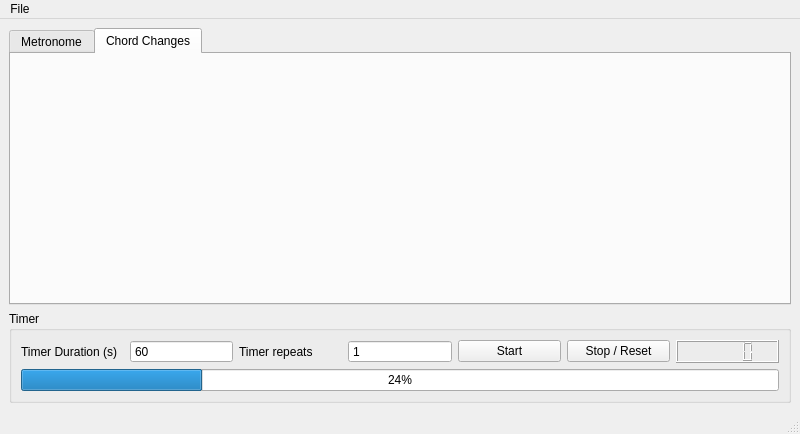
The window that guitartools/mainwindow.ui (ispielman/guitartools) describes before a commit, drawn with Qt 5.
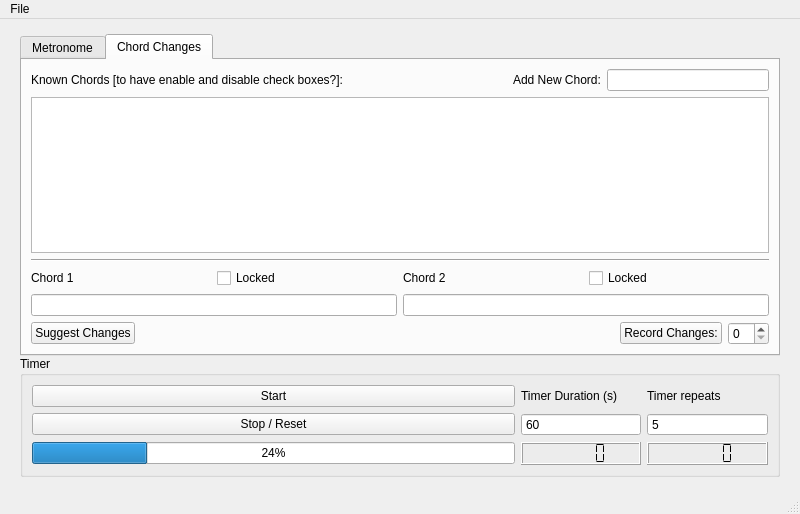
The same window after the commit. The open tabs and pages were chosen to show the change.

Patch:
```diff
--- a/guitartools/mainwindow.ui
+++ b/guitartools/mainwindow.ui
@@ -7,12 +7,15 @@
     <x>0</x>
     <y>0</y>
     <width>800</width>
-    <height>434</height>
+    <height>514</height>
    </rect>
   </property>
   <property name="windowTitle">
    <string>MainWindow</string>
   </property>
+  <property name="autoFillBackground">
+   <bool>false</bool>
+  </property>
   <widget class="QWidget" name="centralwidget">
    <property name="sizePolicy">
     <sizepolicy hsizetype="MinimumExpanding" vsizetype="Preferred">
@@ -20,7 +23,22 @@
      <verstretch>0</verstretch>
     </sizepolicy>
    </property>
-   <layout class="QVBoxLayout" name="verticalLayout_5">
+   <layout class="QVBoxLayout" name="verticalLayout_2">
+    <property name="spacing">
+     <number>0</number>
+    </property>
+    <property name="leftMargin">
+     <number>20</number>
+    </property>
+    <property name="topMargin">
+     <number>15</number>
+    </property>
+    <property name="rightMargin">
+     <number>20</number>
+    </property>
+    <property name="bottomMargin">
+     <number>15</number>
+    </property>
     <item>
      <widget class="QTabWidget" name="tabWidget">
       <property name="currentIndex">
@@ -115,6 +133,124 @@
        <attribute name="title">
         <string>Chord Changes</string>
        </attribute>
+       <layout class="QVBoxLayout" name="verticalLayout">
+        <item>
+         <layout class="QHBoxLayout" name="horizontalLayout_4">
+          <item>
+           <widget class="QLabel" name="label_7">
+            <property name="text">
+             <string>Known Chords [to have enable and disable check boxes?]:</string>
+            </property>
+           </widget>
+          </item>
+          <item>
+           <spacer name="horizontalSpacer">
+            <property name="orientation">
+             <enum>Qt::Horizontal</enum>
+            </property>
+            <property name="sizeHint" stdset="0">
+             <size>
+              <width>40</width>
+              <height>20</height>
+             </size>
+            </property>
+           </spacer>
+          </item>
+          <item>
+           <widget class="QLabel" name="label_8">
+            <property name="text">
+             <string>Add New Chord:</string>
+            </property>
+           </widget>
+          </item>
+          <item>
+           <widget class="QLineEdit" name="lineEdit_NewChord"/>
+          </item>
+         </layout>
+        </item>
+        <item>
+         <widget class="QListView" name="listView_KnownChords"/>
+        </item>
+        <item>
+         <widget class="Line" name="line">
+          <property name="orientation">
+           <enum>Qt::Horizontal</enum>
+          </property>
+         </widget>
+        </item>
+        <item>
+         <layout class="QGridLayout" name="gridLayout_2">
+          <item row="1" column="0" colspan="2">
+           <widget class="QLineEdit" name="lineEdit_Chord1"/>
+          </item>
+          <item row="0" column="1">
+           <widget class="QCheckBox" name="checkBox_LockedChord1">
+            <property name="text">
+             <string>Locked</string>
+            </property>
+           </widget>
+          </item>
+          <item row="0" column="0">
+           <widget class="QLabel" name="label_5">
+            <property name="text">
+             <string>Chord 1</string>
+            </property>
+           </widget>
+          </item>
+          <item row="1" column="2" colspan="2">
+           <widget class="QLineEdit" name="lineEdit_Chord2"/>
+          </item>
+          <item row="0" column="2">
+           <widget class="QLabel" name="label_6">
+            <property name="text">
+             <string>Chord 2</string>
+            </property>
+           </widget>
+          </item>
+          <item row="0" column="3">
+           <widget class="QCheckBox" name="checkBox_LockedChord2">
+            <property name="text">
+             <string>Locked</string>
+            </property>
+           </widget>
+          </item>
+         </layout>
+        </item>
+        <item>
+         <layout class="QHBoxLayout" name="horizontalLayout_2">
+          <item>
+           <widget class="QPushButton" name="pushButton_SuggestChanges">
+            <property name="text">
+             <string>Suggest Changes</string>
+            </property>
+           </widget>
+          </item>
+          <item>
+           <spacer name="horizontalSpacer_2">
+            <property name="orientation">
+             <enum>Qt::Horizontal</enum>
+            </property>
+            <property name="sizeHint" stdset="0">
+             <size>
+              <width>40</width>
+              <height>20</height>
+             </size>
+            </property>
+           </spacer>
+          </item>
+          <item>
+           <widget class="QPushButton" name="pushButton_RecordChanges">
+            <property name="text">
+             <string>Record Changes:</string>
+            </property>
+           </widget>
+          </item>
+          <item>
+           <widget class="QSpinBox" name="spinBox_Changes"/>
+          </item>
+         </layout>
+        </item>
+       </layout>
       </widget>
      </widget>
     </item>
@@ -131,15 +267,52 @@
       </property>
       <layout class="QVBoxLayout" name="verticalLayout_6">
        <item>
-        <layout class="QHBoxLayout" name="horizontalLayout_timer">
-         <item>
-          <widget class="QLabel" name="label_4">
+        <layout class="QGridLayout" name="gridLayout">
+         <item row="1" column="5">
+          <widget class="QSpinBox" name="spinBox_Timer_Repeats">
+           <property name="buttonSymbols">
+            <enum>QAbstractSpinBox::NoButtons</enum>
+           </property>
+           <property name="minimum">
+            <number>1</number>
+           </property>
+           <property name="value">
+            <number>5</number>
+           </property>
+          </widget>
+         </item>
+         <item row="0" column="5">
+          <widget class="QLabel" name="label_3">
            <property name="text">
-            <string>Timer Duration (s)</string>
+            <string>Timer repeats</string>
            </property>
           </widget>
          </item>
-         <item>
+         <item row="2" column="5">
+          <widget class="QLCDNumber" name="lcdNumber_TimerRepeats">
+           <property name="segmentStyle">
+            <enum>QLCDNumber::Flat</enum>
+           </property>
+           <property name="value" stdset="0">
+            <double>0.000000000000000</double>
+           </property>
+          </widget>
+         </item>
+         <item row="2" column="0" colspan="4">
+          <widget class="QProgressBar" name="progressBar_Timer">
+           <property name="value">
+            <number>24</number>
+           </property>
+          </widget>
+         </item>
+         <item row="2" column="4">
+          <widget class="QLCDNumber" name="lcdNumber_Timer">
+           <property name="segmentStyle">
+            <enum>QLCDNumber::Flat</enum>
+           </property>
+          </widget>
+         </item>
+         <item row="1" column="4">
           <widget class="QSpinBox" name="spinBox_Timer_Time">
            <property name="buttonSymbols">
             <enum>QAbstractSpinBox::NoButtons</enum>
@@ -155,49 +328,29 @@
            </property>
           </widget>
          </item>
-         <item>
-          <widget class="QLabel" name="label_3">
+         <item row="0" column="4">
+          <widget class="QLabel" name="label_4">
            <property name="text">
-            <string>Timer repeats</string>
+            <string>Timer Duration (s)</string>
            </property>
           </widget>
          </item>
-         <item>
-          <widget class="QSpinBox" name="spinBox_Timer_Repeats">
-           <property name="buttonSymbols">
-            <enum>QAbstractSpinBox::NoButtons</enum>
-           </property>
-           <property name="minimum">
-            <number>1</number>
-           </property>
-          </widget>
-         </item>
-         <item>
+         <item row="0" column="0" colspan="4">
           <widget class="QPushButton" name="pushButton_TimerStart">
            <property name="text">
             <string>Start</string>
            </property>
           </widget>
          </item>
-         <item>
+         <item row="1" column="0" colspan="4">
           <widget class="QPushButton" name="pushButton_TimerStop">
            <property name="text">
             <string>Stop / Reset</string>
            </property>
           </widget>
          </item>
-         <item>
-          <widget class="QLCDNumber" name="lcdNumber_Timer"/>
-         </item>
         </layout>
        </item>
-       <item>
-        <widget class="QProgressBar" name="progressBar_Timer">
-         <property name="value">
-          <number>24</number>
-         </property>
-        </widget>
-       </item>
       </layout>
      </widget>
     </item>
```
Left out of the diff: 41 changed lines with no effect on the pictures.
